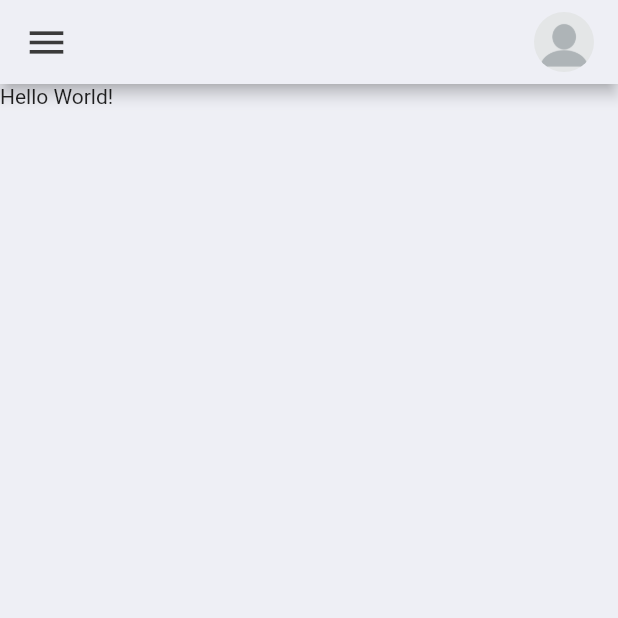
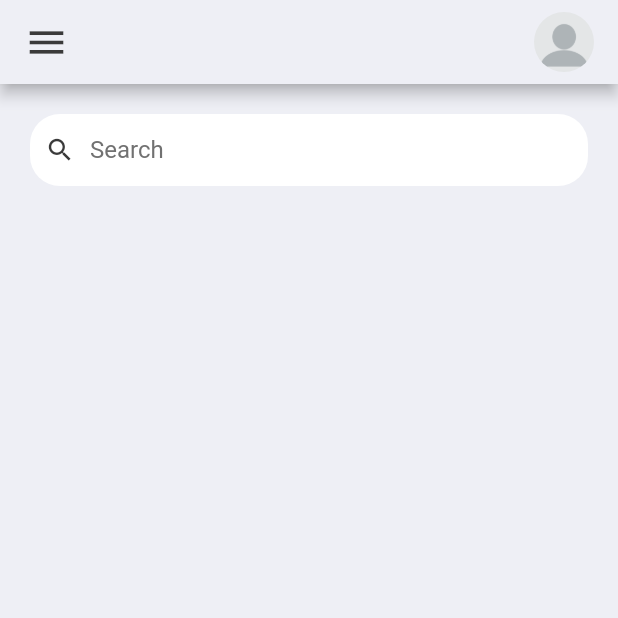
Before and after one commit to victormusembi11/flutter_todo, a Flutter app: the screen it shows after launch, on a phone screen of 412 x 824 dp, the top half of it. Run offline on Flutter 3.47's test engine with Material 2 defaults, Android fonts, the phone set to English and light mode, and no system bars.

Commit message:
feat: search bar

```diff
--- a/lib/screens/home.dart
+++ b/lib/screens/home.dart
@@ -10,7 +10,41 @@ class Home extends StatelessWidget {
       backgroundColor: tdBGColor,
       appBar: _buildAppBar(),
       body: Container(
-        child: Text('Hello World!'),
+        padding: EdgeInsets.symmetric(horizontal: 20, vertical: 20),
+        child: Column(
+          children: [
+            searchBar(),
+          ],
+        ),
+      ),
+    );
+  }
+
+  Widget searchBar() {
+    return Container(
+      decoration: BoxDecoration(
+        color: Colors.white,
+        borderRadius: BorderRadius.circular(20),
+      ),
+      child: TextField(
+        decoration: InputDecoration(
+          contentPadding: EdgeInsets.all(0),
+          prefixIcon: Icon(
+            Icons.search,
+            color: tdBlack,
+            size: 20,
+          ),
+          prefixIconConstraints: BoxConstraints(
+            minWidth: 40,
+            maxHeight: 30,
+          ),
+          border: InputBorder.none,
+          hintText: 'Search',
+          hintStyle: TextStyle(
+            color: tdGrey,
+            fontSize: 16,
+          ),
+        ),
       ),
     );
   }
```
